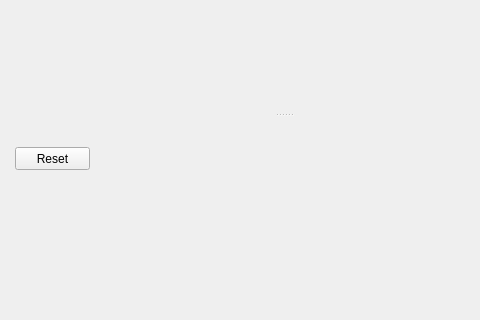
Above: dynamicfusionui.ui from dolphin-li/DynamicFusion before the change; both pictures show x 355 to 835 and y 549 to 869 of the 1278 by 869 pixel window. Below: the same form after it.
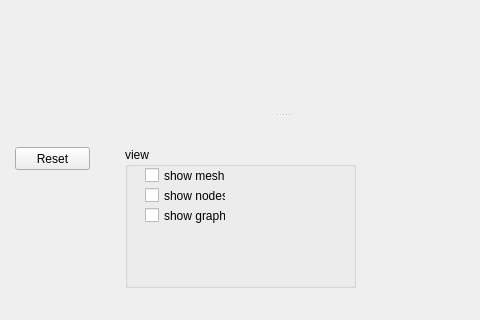
That is the form after the change. Custom widgets are drawn as their Qt base class.

Commit message: adding graph visualization, not done.

Patch:
```diff
--- a/dynamicfusionui.ui
+++ b/dynamicfusionui.ui
@@ -274,6 +274,58 @@
       <string>Reset</string>
      </property>
     </widget>
+    <widget class="QGroupBox" name="groupBox_6">
+     <property name="geometry">
+      <rect>
+       <x>480</x>
+       <y>10</y>
+       <width>231</width>
+       <height>141</height>
+      </rect>
+     </property>
+     <property name="title">
+      <string>view</string>
+     </property>
+     <widget class="QCheckBox" name="cbShowMesh">
+      <property name="geometry">
+       <rect>
+        <x>20</x>
+        <y>20</y>
+        <width>81</width>
+        <height>17</height>
+       </rect>
+      </property>
+      <property name="text">
+       <string>show mesh</string>
+      </property>
+     </widget>
+     <widget class="QCheckBox" name="cbShowNodes">
+      <property name="geometry">
+       <rect>
+        <x>20</x>
+        <y>40</y>
+        <width>81</width>
+        <height>17</height>
+       </rect>
+      </property>
+      <property name="text">
+       <string>show nodes</string>
+      </property>
+     </widget>
+     <widget class="QCheckBox" name="cbShowGraph">
+      <property name="geometry">
+       <rect>
+        <x>20</x>
+        <y>60</y>
+        <width>81</width>
+        <height>17</height>
+       </rect>
+      </property>
+      <property name="text">
+       <string>show graph</string>
+      </property>
+     </widget>
+    </widget>
    </widget>
   </widget>
   <action name="actionLoad_frames">
```
The commit also changes 15 other files.
